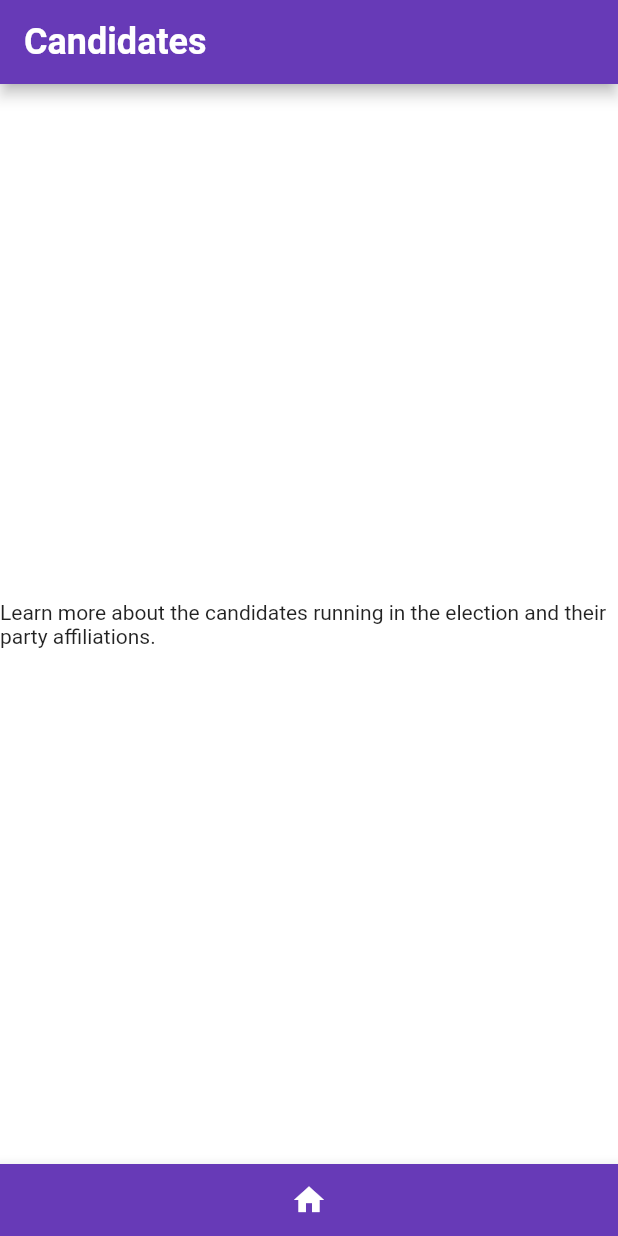
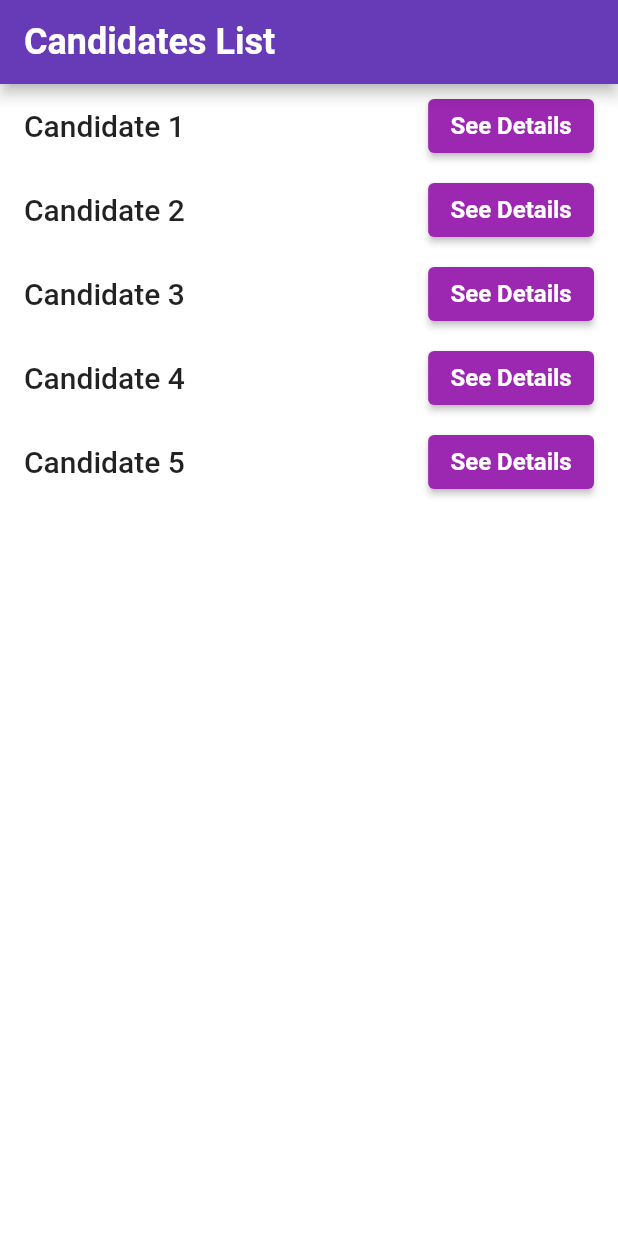
Before and after one commit to ahmed-hamayun/e-voting, a Flutter app: the CandidatesPage screen opened directly, on a phone screen of 412 x 824 dp. Run offline on Flutter 3.47's test engine with Material 2 defaults, Android fonts, the phone set to English and light mode, and no system bars; our stand-ins replace animated_text_kit; network calls fail; Roboto replaces fonts that are missing (Canterbury).

Commit message:
Updated Home + Added logo + Changed navbar pageS

```diff
--- a/lib/main.dart
+++ b/lib/main.dart
@@ -3,6 +3,86 @@ import 'package:animated_text_kit/animated_text_kit.dart';
 
 void main() {
   runApp(ElectronicVotingSystemApp());
+}
+
+class Candidate {
+  final String name;
+  final String details;
+
+  Candidate({required this.name, required this.details});
+}
+
+class CandidatesList extends StatelessWidget {
+  final List<Candidate> candidates = [
+    Candidate(name: 'Candidate 1', details: 'Party: PTI \nSign: BAT'),
+    Candidate(name: 'Candidate 2', details: 'Party: PMLN \nSign: LION'),
+    Candidate(name: 'Candidate 3', details: 'Party: MQM \nSign: ARROW'),
+    Candidate(name: 'Candidate 4', details: 'Party: FREE \nSign: BUCKET'),
+    Candidate(name: 'Candidate 5', details: 'Party: UUU \nSign: STAMP'),
+  ];
+  //Create image list
+  final List<String> images = [
+    'https://i.ibb.co/nBjTvpM/logo-removebg-preview.png',
+    'https://i.ibb.co/nBjTvpM/logo-removebg-preview.png',
+    'https://i.ibb.co/nBjTvpM/logo-removebg-preview.png',
+    'https://i.ibb.co/nBjTvpM/logo-removebg-preview.png',
+    'https://i.ibb.co/nBjTvpM/logo-removebg-preview.png',
+  ];
+  @override
+  Widget build(BuildContext context) {
+    return Scaffold(
+      appBar: AppBar(title: Text('Candidates List')),
+      body: ListView.builder(
+        itemCount: candidates.length,
+        itemBuilder: (context, index) {
+          final candidate = candidates[index];
+          final imagelist = images[index];
+          return ListTile(
+            title: Text(candidate.name,
+                style: TextStyle(
+                    fontSize: 20.0,
+                    fontWeight: FontWeight.w500,
+                    fontFamily: 'Canterbury')),
+            trailing: ElevatedButton(
+              onPressed: () => _showDetails(context, candidate, imagelist),
+              child: Text('See Details'),
+              style: ElevatedButton.styleFrom(
+                primary: Colors.purple,
+                onPrimary: Colors.white,
+              ),
+            ),
+          );
+        },
+      ),
+    );
+  }
+
+  void _showDetails(
+      BuildContext context, Candidate candidate, String imagelist) {
+    showDialog(
+      context: context,
+      builder: (context) => AlertDialog(
+        title: Text(candidate.name),
+        content: Wrap(
+          children: [
+            Text(candidate.details),
+            //Add image
+            Image.network(imagelist),
+          ],
+        ),
+        actions: [
+          ElevatedButton(
+            onPressed: () => Navigator.pop(context),
+            child: Text('Close'),
+            style: ButtonStyle(
+              backgroundColor: MaterialStateProperty.all(Colors.purple),
+              foregroundColor: MaterialStateProperty.all(Colors.white),
+            ),
+          ),
+        ],
+      ),
+    );
+  }
 }
 
 class ElectronicVotingSystemApp extends StatelessWidget {
@@ -65,11 +145,11 @@ class HomePage extends StatelessWidget {
       'icon': Icons.how_to_vote,
       'page': VotingPage(),
     },
-    {
-      'title': 'Blockchain',
-      'icon': Icons.security,
-      'page': BlockchainPage(),
-    },
+    // {
+    //   'title': 'Blockchain',
+    //   'icon': Icons.security,
+    //   'page': BlockchainPage(),
+    // },
     {
       'title': 'Support',
       'icon': Icons.support_agent,
@@ -80,11 +160,11 @@ class HomePage extends StatelessWidget {
       'icon': Icons.info,
       'page': AboutUsPage(),
     },
-    {
-      'title': 'Security',
-      'icon': Icons.lock,
-      'page': SecurityPage(),
-    },
+    // {
+    //   'title': 'Security',
+    //   'icon': Icons.lock,
+    //   'page': SecurityPage(),
+    // },
     {
       'title': 'News and Updates',
       'icon': Icons.new_releases,
@@ -110,15 +190,7 @@ class HomePage extends StatelessWidget {
   Widget build(BuildContext context) {
     return Scaffold(
       appBar: AppBar(
-        title: Row(
-          children: [
-            Image.network(
-              'https://encrypted-tbn0.gstatic.com/images?q=tbn:ANd9GcRAExJpavOcG81D6KYNE2zGtlaH1iPq9lJvTw&usqp=CAU',
-              height: 80,
-            ),
-            SizedBox(width: 10),
-          ],
-        ),
+        title: Row(),
       ),
       drawer: Drawer(
         child: ListView.builder(
@@ -142,7 +214,13 @@ class HomePage extends StatelessWidget {
         child: Column(
           mainAxisAlignment: MainAxisAlignment.center,
           children: [
-            SizedBox(height: 24.0),
+            //Add image https://i.ibb.co/pft37DH/A-letter-tech-logo-1.png
+            Image.network(
+              'https://i.ibb.co/jwjZ4xv/A-letter-tech-logo-3.png',
+              height: 100.0,
+              //Resize image
+              width: 300.0,
+            ),
             //animated text (Jumps in ) saying welcome to evoting
             AnimatedTextKit(
               animatedTexts: [
@@ -195,16 +273,16 @@ class HomePage extends StatelessWidget {
             ElevatedButton.icon(
               onPressed: () => _navigateToAuthenticationPage(context),
               icon: Icon(Icons.login),
-              label: Text('Login'),
+              label: Text('Prove Identity'),
             ),
             SizedBox(height: 12.0),
-            OutlinedButton.icon(
-              onPressed: () {
-                // TODO: Implement signup button functionality
-              },
-              icon: Icon(Icons.person_add),
-              label: Text('Signup'),
-            ),
+            // OutlinedButton.icon(
+            //   onPressed: () {
+            //     // TODO: Implement signup button functionality
+            //   },
+            //   icon: Icon(Icons.person_add),
+            //   label: Text('Signup'),
+            // ),
             SizedBox(height: 24.0),
           ],
         ),
@@ -355,27 +433,7 @@ class CandidatesPage extends StatelessWidget {
   @override
   Widget build(BuildContext context) {
     return Scaffold(
-      appBar: AppBar(
-        title: Text('Candidates'),
-      ),
-      body: Center(
-        child: Text(
-            'Learn more about the candidates running in the election and their party affiliations.'),
-      ),
-      bottomNavigationBar: BottomAppBar(
-        color: Colors.deepPurple,
-        child: Row(
-          mainAxisAlignment: MainAxisAlignment.spaceAround,
-          children: [
-            IconButton(
-              onPressed: () => _navigateToHomePage(context),
-              // TODO: Implement home button functionality
-
-              icon: Icon(Icons.home, color: Colors.white),
-            ),
-          ],
-        ),
-      ),
+      body: CandidatesList(), // Use the CandidatesList widget as a child
     );
   }
 }
@@ -435,41 +493,41 @@ class VotingPage extends StatelessWidget {
   }
 }
 
-class BlockchainPage extends StatelessWidget {
-  void _navigateToHomePage(BuildContext context) {
-    Navigator.push(
-      context,
-      MaterialPageRoute(builder: (context) => HomePage()),
-    );
-  }
+// class BlockchainPage extends StatelessWidget {
+//   void _navigateToHomePage(BuildContext context) {
+//     Navigator.push(
+//       context,
+//       MaterialPageRoute(builder: (context) => HomePage()),
+//     );
+//   }
 
-  @override
-  Widget build(BuildContext context) {
-    return Scaffold(
-      appBar: AppBar(
-        title: Text('Blockchain'),
-      ),
-      body: Center(
-        child: Text(
-            'Discover how blockchain technology ensures the integrity and security of the voting process.'),
-      ),
-      bottomNavigationBar: BottomAppBar(
-        color: Colors.deepPurple,
-        child: Row(
-          mainAxisAlignment: MainAxisAlignment.spaceAround,
-          children: [
-            IconButton(
-              onPressed: () => _navigateToHomePage(context),
-              // TODO: Implement home button functionality
+//   @override
+//   Widget build(BuildContext context) {
+//     return Scaffold(
+//       appBar: AppBar(
+//         title: Text('Blockchain'),
+//       ),
+//       body: Center(
+//         child: Text(
+//             'Discover how blockchain technology ensures the integrity and security of the voting process.'),
+//       ),
+//       bottomNavigationBar: BottomAppBar(
+//         color: Colors.deepPurple,
+//         child: Row(
+//           mainAxisAlignment: MainAxisAlignment.spaceAround,
+//           children: [
+//             IconButton(
+//               onPressed: () => _navigateToHomePage(context),
+//               // TODO: Implement home button functionality
 
-              icon: Icon(Icons.home, color: Colors.white),
-            ),
-          ],
-        ),
-      ),
-    );
-  }
-}
+//               icon: Icon(Icons.home, color: Colors.white),
+//             ),
+//           ],
+//         ),
+//       ),
+//     );
+//   }
+// }
 
 class SupportPage extends StatelessWidget {
   void _navigateToHomePage(BuildContext context) {
--- a/pubspec.yaml
+++ b/pubspec.yaml
@@ -31,7 +31,6 @@ dependencies:
   flutter:
     sdk: flutter
   animated_text_kit: ^4.2.2
-
 
 
   # The following adds the Cupertino Icons font to your application.
```
